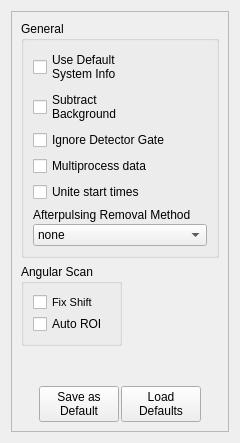
Old version of the form gui/optionswindow.ui in the repository Th3Tr00p3r/gSTED-sFCS.
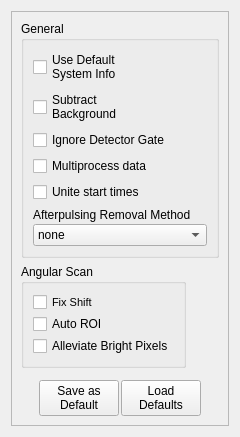
New version of the form.

Commit message: WIP: attempting to imprlement photon row discrimination on the single-scan level, to aoid rows with bright spots while keeping more data. In the process, I discovered I have not been flipping every 2nd row in the bw_masks I use to mask the data! I used the image masks for both data and images - now the ACF decays to much better. This was probably due to bad background subraction due to the jiggled mask. The new discrimination still doesn't work, but is included as an option and does not break anything.

Diff of the .ui file:
```diff
--- a/gui/optionswindow.ui
+++ b/gui/optionswindow.ui
@@ -7,7 +7,7 @@
     <x>0</x>
     <y>0</y>
     <width>240</width>
-    <height>443</height>
+    <height>421</height>
    </rect>
   </property>
   <property name="windowTitle">
@@ -162,6 +162,13 @@
              </property>
             </widget>
            </item>
+           <item>
+            <widget class="QCheckBox" name="alleviateBrightPixels">
+             <property name="text">
+              <string>Alleviate Bright Pixels</string>
+             </property>
+            </widget>
+           </item>
           </layout>
          </widget>
         </item>
```
The commit also changes 7 other files.
